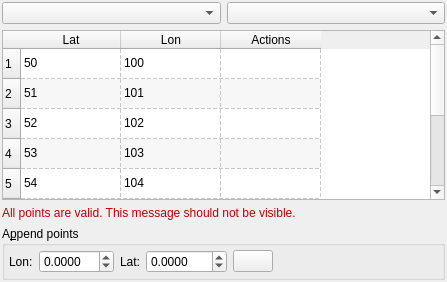
Before: the Qt Designer form src/qt-widgets/EditGeometryWidgetUi.ui in GPlates/GPlates, drawn with Qt 5.
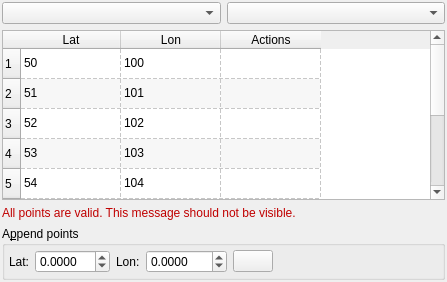
After: the same form once the commit is applied. Icons and pictures are not drawn.

Commit message: (trunk) Bugfix for incorrect lat/lon label arrangement. How the hell that happened, I'll never know.

The edit to the form file:
```diff
--- a/src/qt-widgets/EditGeometryWidgetUi.ui
+++ b/src/qt-widgets/EditGeometryWidgetUi.ui
@@ -222,6 +222,29 @@
       <property name="bottomMargin" >
        <number>4</number>
       </property>
+      <item>
+       <widget class="QLabel" name="label_lat" >
+        <property name="text" >
+         <string>Lat:</string>
+        </property>
+        <property name="buddy" >
+         <cstring>spinbox_lat</cstring>
+        </property>
+       </widget>
+      </item>
+      <item>
+       <widget class="QDoubleSpinBox" name="spinbox_lat" >
+        <property name="decimals" >
+         <number>4</number>
+        </property>
+        <property name="minimum" >
+         <double>-90.000000000000000</double>
+        </property>
+        <property name="maximum" >
+         <double>90.000000000000000</double>
+        </property>
+       </widget>
+      </item>
       <item>
        <widget class="QLabel" name="label_lon" >
         <property name="sizePolicy" >
@@ -238,29 +261,6 @@
         </property>
        </widget>
       </item>
-      <item>
-       <widget class="QDoubleSpinBox" name="spinbox_lat" >
-        <property name="decimals" >
-         <number>4</number>
-        </property>
-        <property name="minimum" >
-         <double>-90.000000000000000</double>
-        </property>
-        <property name="maximum" >
-         <double>90.000000000000000</double>
-        </property>
-       </widget>
-      </item>
-      <item>
-       <widget class="QLabel" name="label_lat" >
-        <property name="text" >
-         <string>Lat:</string>
-        </property>
-        <property name="buddy" >
-         <cstring>spinbox_lat</cstring>
-        </property>
-       </widget>
-      </item>
       <item>
        <widget class="QDoubleSpinBox" name="spinbox_lon" >
         <property name="decimals" >
```
